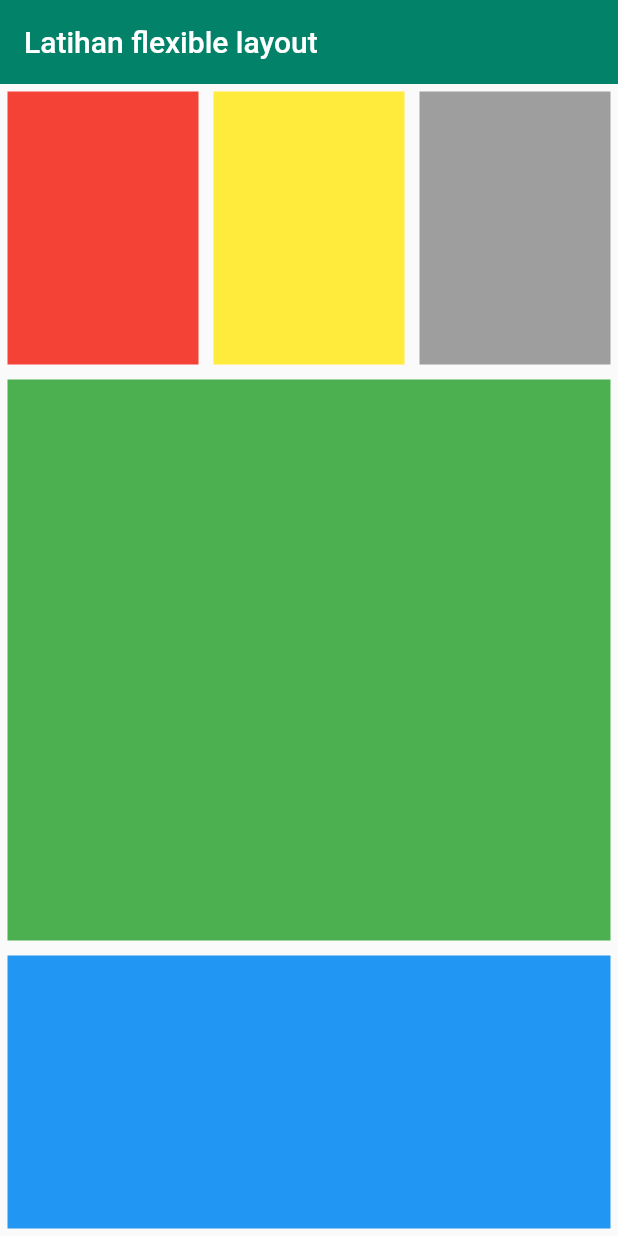
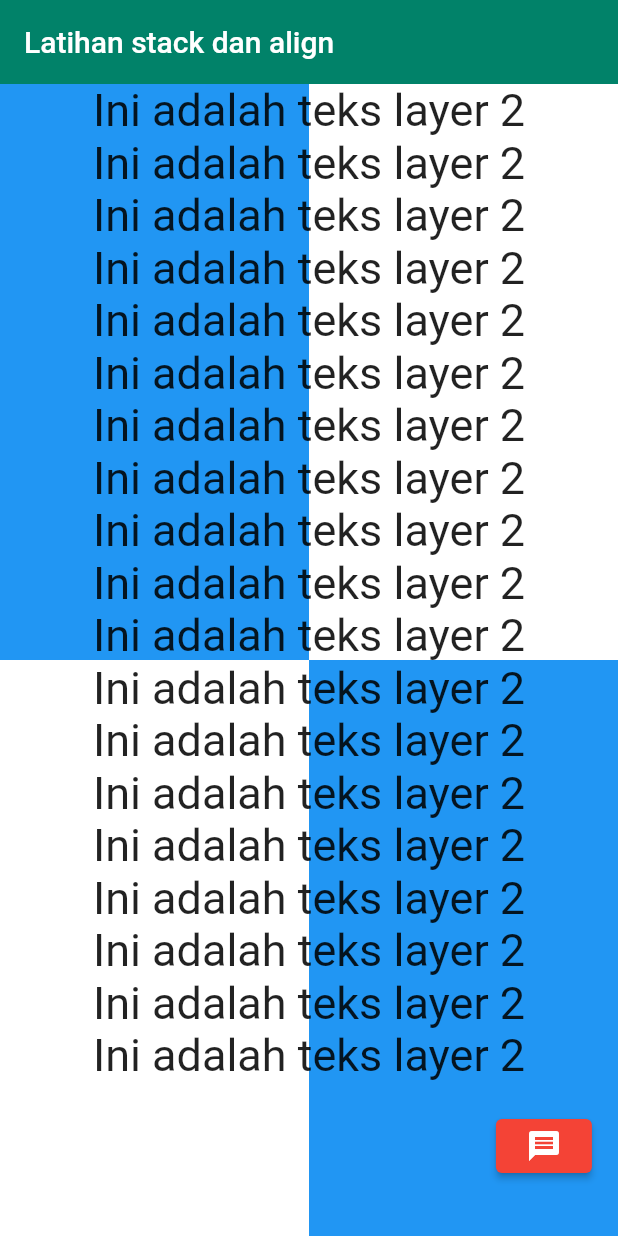
Before and after one commit to gunzxx/Flutter-Learn, a Flutter app: the screen it shows after launch, on a phone screen of 412 x 824 dp. Run offline on Flutter 3.47's test engine with Material 2 defaults, Android fonts, the phone set to English and light mode, and no system bars.

Commit message:
stack dan align widget

```diff
--- a/f_01/lib/main.dart
+++ b/f_01/lib/main.dart
@@ -23,53 +23,89 @@ class _MyAppState extends State<MyApp> {
       home: Scaffold(
         appBar: AppBar(
           backgroundColor: const Color(0xFF018269),
-          title: const Text("Latihan flexible layout"),
+          title: const Text("Latihan stack dan align"),
           elevation: 0.0,
         ),
-        body: Column(
+        body: Stack(
+          children: [
+            Column(
               children: [
                 Flexible(
                   flex: 1,
                   child: Row(
                     children: [
-                  Flexible(
-                    flex: 1,
-                    child: Container(
-                      margin: EdgeInsets.all(5),
-                      color: Colors.red,
+                      Flexible(flex: 1, child: Container(color: Colors.blue)),
+                      Flexible(flex: 1, child: Container(color: Colors.white)),
+                    ],
                   ),
                 ),
                 Flexible(
                   flex: 1,
-                    child: Container(
-                      margin: EdgeInsets.all(5),
-                      color: Colors.yellow,
-                    ),
-                  ),
-                  Flexible(
-                    flex: 1,
-                    child: Container(
-                      margin: EdgeInsets.all(5),
-                      color: Colors.grey,
+                  child: Row(
+                    children: [
+                      Flexible(flex: 1, child: Container(color: Colors.white)),
+                      Flexible(flex: 1, child: Container(color: Colors.blue)),
+                    ],
                   ),
                 ),
               ],
             ),
+            ListView(
+              children: [
+                Column(
+                  children: const [
+                    Text("Ini adalah teks layer 2",
+                        style: TextStyle(fontSize: 30)),
+                    Text("Ini adalah teks layer 2",
+                        style: TextStyle(fontSize: 30)),
+                    Text("Ini adalah teks layer 2",
+                        style: TextStyle(fontSize: 30)),
+                    Text("Ini adalah teks layer 2",
+                        style: TextStyle(fontSize: 30)),
+                    Text("Ini adalah teks layer 2",
+                        style: TextStyle(fontSize: 30)),
+                    Text("Ini adalah teks layer 2",
+                        style: TextStyle(fontSize: 30)),
+                    Text("Ini adalah teks layer 2",
+                        style: TextStyle(fontSize: 30)),
+                    Text("Ini adalah teks layer 2",
+                        style: TextStyle(fontSize: 30)),
+                    Text("Ini adalah teks layer 2",
+                        style: TextStyle(fontSize: 30)),
+                    Text("Ini adalah teks layer 2",
+                        style: TextStyle(fontSize: 30)),
+                    Text("Ini adalah teks layer 2",
+                        style: TextStyle(fontSize: 30)),
+                    Text("Ini adalah teks layer 2",
+                        style: TextStyle(fontSize: 30)),
+                    Text("Ini adalah teks layer 2",
+                        style: TextStyle(fontSize: 30)),
+                    Text("Ini adalah teks layer 2",
+                        style: TextStyle(fontSize: 30)),
+                    Text("Ini adalah teks layer 2",
+                        style: TextStyle(fontSize: 30)),
+                    Text("Ini adalah teks layer 2",
+                        style: TextStyle(fontSize: 30)),
+                    Text("Ini adalah teks layer 2",
+                        style: TextStyle(fontSize: 30)),
+                    Text("Ini adalah teks layer 2",
+                        style: TextStyle(fontSize: 30)),
+                    Text("Ini adalah teks layer 2",
+                        style: TextStyle(fontSize: 30)),
+                  ],
                 ),
-            Flexible(
-              flex: 2,
-              child: Container(
-                margin: EdgeInsets.all(5),
-                color: Colors.green,
+              ],
             ),
+            Align(
+              alignment: Alignment(.9, .9),
+              child: ElevatedButton(
+                onPressed: () {},
+                style: ElevatedButton.styleFrom(
+                  backgroundColor: Colors.red,
                 ),
-            Flexible(
-              flex: 1,
-              child: Container(
-                margin: EdgeInsets.all(5),
-                color: Colors.blue,
+                child: Icon(Icons.message),
               ),
-            ),
+            )
           ],
         ),
       ),
```
Lines whose indentation alone changed are shown as unchanged.
